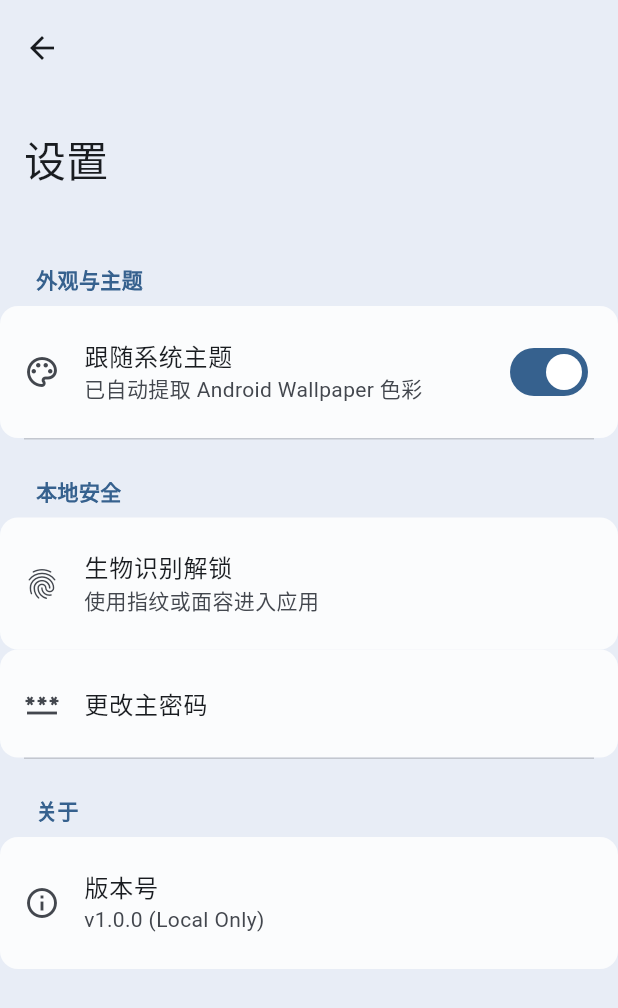
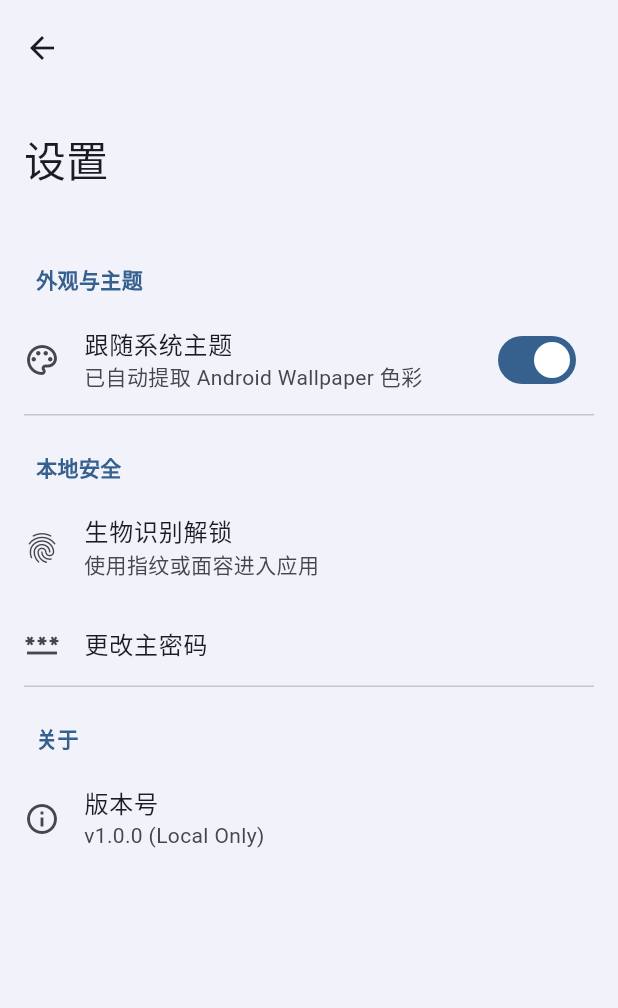
Before and after one commit to CFSL-E/PASS-F2, a Flutter app: the screen it shows after launch, after a tap on the "menu" icon, on a phone screen of 412 x 824 dp. Shown: the top 1008 px of the screen. Run offline on Flutter 3.47's test engine with Material 3 defaults, Android fonts, the phone set to English and light mode, and no system bars; drawn by our look-alikes of dynamic_color.

Commit message:
Add files via upload

```diff
--- a/lib/home_page.dart
+++ b/lib/home_page.dart
@@ -23,7 +23,7 @@ class _HomePageState extends State<HomePage> {
     final colorScheme = Theme.of(context).colorScheme;
 
     return Scaffold(
-      backgroundColor: colorScheme.surface,
+      backgroundColor: colorScheme.surfaceContainerLow,
       body: SafeArea(
         child: Padding(
           padding: const EdgeInsets.symmetric(horizontal: 16.0),
@@ -50,11 +50,9 @@ class _HomePageState extends State<HomePage> {
                   TextStyle(color: colorScheme.onSurfaceVariant.withOpacity(0.8), fontSize: 16)
                 ),
                 elevation: WidgetStateProperty.all(0),
-                backgroundColor: WidgetStateProperty.resolveWith((states) {
-                  // 确保搜索框与背景有明显区分
-                  return colorScheme.surfaceContainerHigh;
-                }),
-                foregroundColor: WidgetStateProperty.all(colorScheme.onSurface),
+                backgroundColor: WidgetStateProperty.all(
+                  colorScheme.surfaceContainerHighest,
+                ),
               ),
               const SizedBox(height: 20),
 
@@ -82,7 +80,7 @@ class _HomePageState extends State<HomePage> {
                       child: Card(
                         elevation: 0,
                         // 还原截图中的扁平大圆角淡色气泡卡片设计
-                        color: colorScheme.surfaceContainerHigh,
+                        color: colorScheme.surfaceContainer,
                         shape: RoundedRectangleBorder(
                           borderRadius: BorderRadius.circular(24),
                         ),
--- a/lib/main.dart
+++ b/lib/main.dart
@@ -13,11 +13,6 @@ class MyApp extends StatelessWidget {
   // 默认的主题色（当设备不支持动态取色时使用）
   static const _defaultLightColorScheme = ColorScheme.light(primary: Colors.blue);
   static const _defaultDarkColorScheme = ColorScheme.dark(primary: Colors.blue);
-
-  // 混合颜色：将背景色与 primary 颜色混合，添加淡淡的主题色调
-  Color _blendWithPrimary(Color background, Color primary, double factor) {
-    return Color.lerp(background, primary, factor) ?? background;
-  }
 
   @override
   Widget build(BuildContext context) {
@@ -41,22 +36,11 @@ class MyApp extends StatelessWidget {
           );
         }
 
-        // 修复浅色模式背景惨白问题：为浅色模式添加更明显的背景色调
-        // 使用 surfaceContainerLowest 作为基础，混合 primary 颜色使其带有淡淡的主题色
-        final adjustedLightColorScheme = lightColorScheme.copyWith(
-          surface: _blendWithPrimary(lightColorScheme.surface, lightColorScheme.primary, 0.08),
-          surfaceContainer: _blendWithPrimary(lightColorScheme.surfaceContainer, lightColorScheme.primary, 0.05),
-          surfaceContainerLow: _blendWithPrimary(lightColorScheme.surfaceContainerLow, lightColorScheme.primary, 0.03),
-          surfaceContainerLowest: _blendWithPrimary(lightColorScheme.surfaceContainerLowest, lightColorScheme.primary, 0.02),
-          surfaceContainerHigh: _blendWithPrimary(lightColorScheme.surfaceContainerHigh, lightColorScheme.primary, 0.06),
-          surfaceContainerHighest: _blendWithPrimary(lightColorScheme.surfaceContainerHighest, lightColorScheme.primary, 0.08),
-        );
-
         return MaterialApp(
           title: '密码管理',
           debugShowCheckedModeBanner: false,
           theme: ThemeData(
-            colorScheme: adjustedLightColorScheme,
+            colorScheme: lightColorScheme,
             brightness: Brightness.light,
             useMaterial3: true,
             // 【关键配置】实现类似 Pixel 的原生页面推拉/极客缩放动画
--- a/lib/settings_page.dart
+++ b/lib/settings_page.dart
@@ -9,7 +9,7 @@ class SettingsPage extends StatelessWidget {
 
     // 【规范】独立的全新 Scaffold，配合大标题滑动效果
     return Scaffold(
-      backgroundColor: colorScheme.surface,
+      backgroundColor: colorScheme.surfaceContainerLow,
       body: NestedScrollView(
         headerSliverBuilder: (BuildContext context, bool innerBoxIsScrolled) {
           return <Widget>[
@@ -17,7 +17,7 @@ class SettingsPage extends StatelessWidget {
             SliverAppBar.large(
               title: const Text('设置'),
               // 当此页面向下滑动时，大标题依然保持 MD3 圆润背景或直接融入整体
-              backgroundColor: colorScheme.surface,
+              backgroundColor: colorScheme.surfaceContainerLow,
               surfaceTintColor: colorScheme.surfaceTint,
             ),
           ];
@@ -38,11 +38,6 @@ class SettingsPage extends StatelessWidget {
                     value: true,
                     onChanged: (val) {},
                   ),
-                  tileColor: colorScheme.surfaceContainerLowest,
-                  shape: RoundedRectangleBorder(
-                    borderRadius: BorderRadius.circular(12),
-                  ),
-                  contentPadding: const EdgeInsets.symmetric(horizontal: 16, vertical: 8),
                 ),
               ],
             ),
@@ -56,21 +51,11 @@ class SettingsPage extends StatelessWidget {
                   title: const Text('生物识别解锁'),
                   subtitle: const Text('使用指纹或面容进入应用'),
                   onTap: () {},
-                  tileColor: colorScheme.surfaceContainerLowest,
-                  shape: RoundedRectangleBorder(
-                    borderRadius: BorderRadius.circular(12),
-                  ),
-                  contentPadding: const EdgeInsets.symmetric(horizontal: 16, vertical: 8),
                 ),
                 ListTile(
                   leading: const Icon(Icons.password_outlined),
                   title: const Text('更改主密码'),
                   onTap: () {},
-                  tileColor: colorScheme.surfaceContainerLowest,
-                  shape: RoundedRectangleBorder(
-                    borderRadius: BorderRadius.circular(12),
-                  ),
-                  contentPadding: const EdgeInsets.symmetric(horizontal: 16, vertical: 8),
                 ),
               ],
             ),
@@ -84,11 +69,6 @@ class SettingsPage extends StatelessWidget {
                   title: const Text('版本号'),
                   subtitle: const Text('v1.0.0 (Local Only)'),
                   onTap: () {},
-                  tileColor: colorScheme.surfaceContainerLowest,
-                  shape: RoundedRectangleBorder(
-                    borderRadius: BorderRadius.circular(12),
-                  ),
-                  contentPadding: const EdgeInsets.symmetric(horizontal: 16, vertical: 8),
                 ),
               ],
             ),
```
